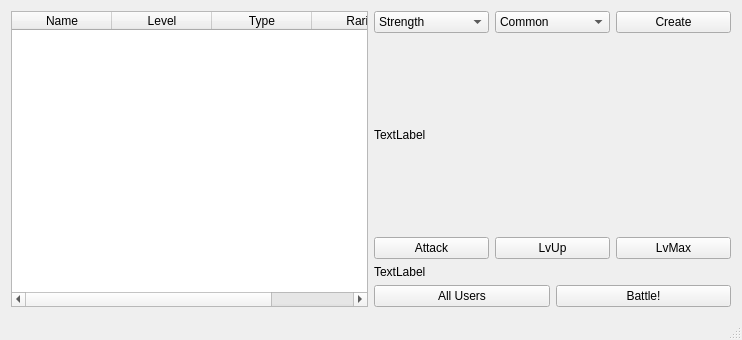
The window that Client/mainwindow.ui (Shantom/PokeMon) describes before a commit, drawn with Qt 5.
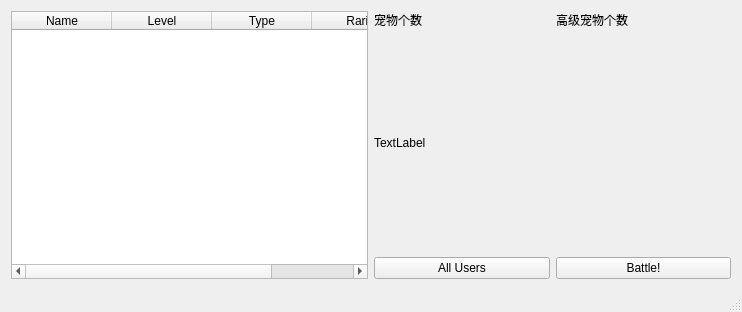
The same window after the commit.

```diff
--- a/Client/mainwindow.ui
+++ b/Client/mainwindow.ui
@@ -7,7 +7,7 @@
     <x>0</x>
     <y>0</y>
     <width>742</width>
-    <height>340</height>
+    <height>312</height>
    </rect>
   </property>
   <property name="windowTitle">
@@ -15,7 +15,20 @@
   </property>
   <widget class="QWidget" name="centralWidget">
    <layout class="QGridLayout" name="gridLayout">
-    <item row="0" column="0" rowspan="5">
+    <item row="1" column="1">
+     <widget class="QLabel" name="labelPM_1">
+      <property name="sizePolicy">
+       <sizepolicy hsizetype="Preferred" vsizetype="Expanding">
+        <horstretch>0</horstretch>
+        <verstretch>0</verstretch>
+       </sizepolicy>
+      </property>
+      <property name="text">
+       <string>TextLabel</string>
+      </property>
+     </widget>
+    </item>
+    <item row="0" column="0" rowspan="3">
      <widget class="QTableWidget" name="tableWidget_monsters">
       <property name="sizePolicy">
        <sizepolicy hsizetype="Preferred" vsizetype="Expanding">
@@ -45,117 +58,7 @@
       </column>
      </widget>
     </item>
-    <item row="0" column="1">
-     <layout class="QHBoxLayout" name="horizontalLayout_3">
-      <item>
-       <widget class="QComboBox" name="comboBox_Type_1">
-        <item>
-         <property name="text">
-          <string>Strength</string>
-         </property>
-        </item>
-        <item>
-         <property name="text">
-          <string>Defense</string>
-         </property>
-        </item>
-        <item>
-         <property name="text">
-          <string>Shield</string>
-         </property>
-        </item>
-        <item>
-         <property name="text">
-          <string>Agility</string>
-         </property>
-        </item>
-       </widget>
-      </item>
-      <item>
-       <widget class="QComboBox" name="comboBox_Rarity_1">
-        <item>
-         <property name="text">
-          <string>Common</string>
-         </property>
-        </item>
-        <item>
-         <property name="text">
-          <string>Rare</string>
-         </property>
-        </item>
-        <item>
-         <property name="text">
-          <string>Epic</string>
-         </property>
-        </item>
-        <item>
-         <property name="text">
-          <string>Legendary</string>
-         </property>
-        </item>
-       </widget>
-      </item>
-      <item>
-       <widget class="QPushButton" name="pushButton_Create_1">
-        <property name="text">
-         <string>Create</string>
-        </property>
-       </widget>
-      </item>
-     </layout>
-    </item>
-    <item row="1" column="1">
-     <widget class="QLabel" name="labelPM_1">
-      <property name="sizePolicy">
-       <sizepolicy hsizetype="Preferred" vsizetype="Expanding">
-        <horstretch>0</horstretch>
-        <verstretch>0</verstretch>
-       </sizepolicy>
-      </property>
-      <property name="text">
-       <string>TextLabel</string>
-      </property>
-     </widget>
-    </item>
     <item row="2" column="1">
-     <layout class="QHBoxLayout" name="horizontalLayout">
-      <item>
-       <widget class="QPushButton" name="pushButton_Attack_1">
-        <property name="text">
-         <string>Attack</string>
-        </property>
-       </widget>
-      </item>
-      <item>
-       <widget class="QPushButton" name="pushButton_LvUp_1">
-        <property name="text">
-         <string>LvUp</string>
-        </property>
-       </widget>
-      </item>
-      <item>
-       <widget class="QPushButton" name="pushButton_LvMax_1">
-        <property name="text">
-         <string>LvMax</string>
-        </property>
-       </widget>
-      </item>
-     </layout>
-    </item>
-    <item row="3" column="1">
-     <widget class="QLabel" name="label_moveInfo_1">
-      <property name="sizePolicy">
-       <sizepolicy hsizetype="Preferred" vsizetype="Preferred">
-        <horstretch>0</horstretch>
-        <verstretch>0</verstretch>
-       </sizepolicy>
-      </property>
-      <property name="text">
-       <string>TextLabel</string>
-      </property>
-     </widget>
-    </item>
-    <item row="4" column="1">
      <layout class="QHBoxLayout" name="horizontalLayout_2">
       <item>
        <widget class="QPushButton" name="pushButton_allUsers">
@@ -173,6 +76,38 @@
       </item>
      </layout>
     </item>
+    <item row="0" column="1">
+     <layout class="QHBoxLayout" name="horizontalLayout_3">
+      <item>
+       <widget class="QLabel" name="label_num">
+        <property name="text">
+         <string>宠物个数</string>
+        </property>
+       </widget>
+      </item>
+      <item>
+       <widget class="QLabel" name="label_numBadge">
+        <property name="text">
+         <string/>
+        </property>
+       </widget>
+      </item>
+      <item>
+       <widget class="QLabel" name="label_advances">
+        <property name="text">
+         <string>高级宠物个数</string>
+        </property>
+       </widget>
+      </item>
+      <item>
+       <widget class="QLabel" name="label_advancesBadge">
+        <property name="text">
+         <string/>
+        </property>
+       </widget>
+      </item>
+     </layout>
+    </item>
    </layout>
   </widget>
   <widget class="QStatusBar" name="statusBar"/>
```
